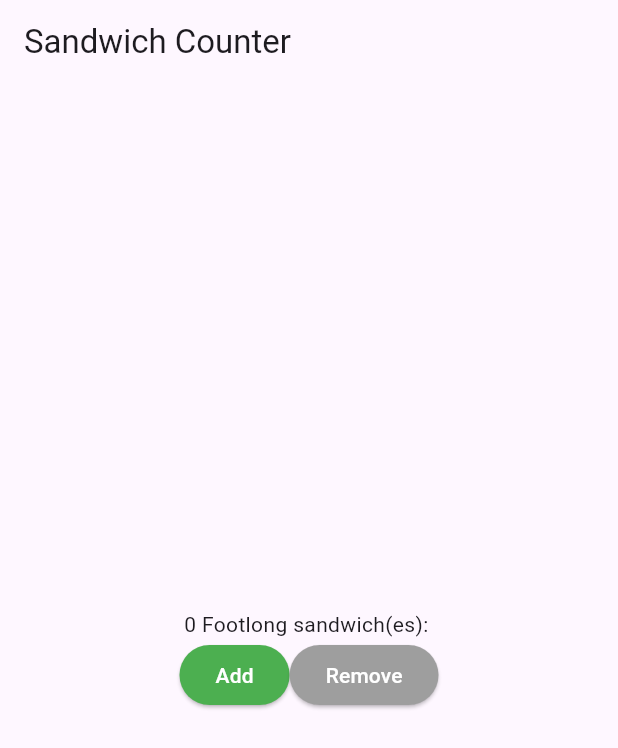
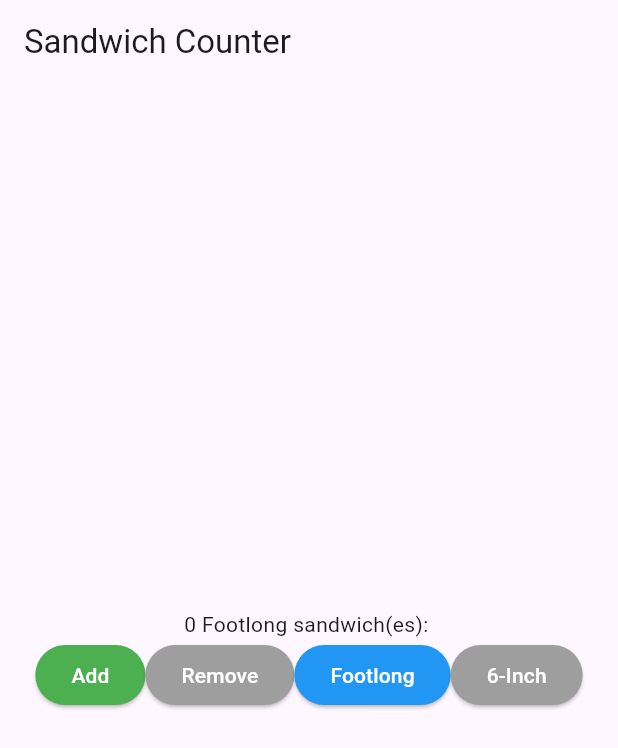
Before and after one commit to alcajuice/Week-1-Worksheet, a Flutter app: the screen it shows after launch, on a phone screen of 412 x 824 dp. Shown: the top 748 px of the screen. Run offline on Flutter 3.47's test engine with Material 3 defaults, Android fonts, the phone set to English and light mode, and no system bars.

Commit message:
add 6 inch/footlong button

```diff
--- a/lib/main.dart
+++ b/lib/main.dart
@@ -43,6 +43,18 @@ class _OrderScreenState extends State<OrderScreen> {
     }
   }
 
+  void _switchSandwichFootlong() {
+    setState(() {
+      _sandwichType = 'Footlong';
+    });
+  }
+
+  void _switchSandwich6inch() {
+    setState(() {
+      _sandwichType = '6-Inch';
+    });
+  }
+
   @override
   Widget build(BuildContext context) {
     return Scaffold(
@@ -73,6 +85,28 @@ class _OrderScreenState extends State<OrderScreen> {
                     foregroundColor: Colors.white,
                   ),
                   child: const Text('Remove'),
+                ),
+
+                ElevatedButton(
+                  onPressed: _switchSandwichFootlong,
+                  style: ElevatedButton.styleFrom(
+                    backgroundColor: _sandwichType == '6-Inch'
+                        ? Colors.grey
+                        : Colors.blue,
+                    foregroundColor: Colors.white,
+                  ),
+                  child: const Text('Footlong'),
+                ),
+
+                ElevatedButton(
+                  onPressed: _switchSandwich6inch,
+                  style: ElevatedButton.styleFrom(
+                    backgroundColor: _sandwichType == 'Footlong'
+                        ? Colors.grey
+                        : Colors.blue,
+                    foregroundColor: Colors.white,
+                  ),
+                  child: const Text('6-Inch'),
                 ),
               ],
             ),
```
